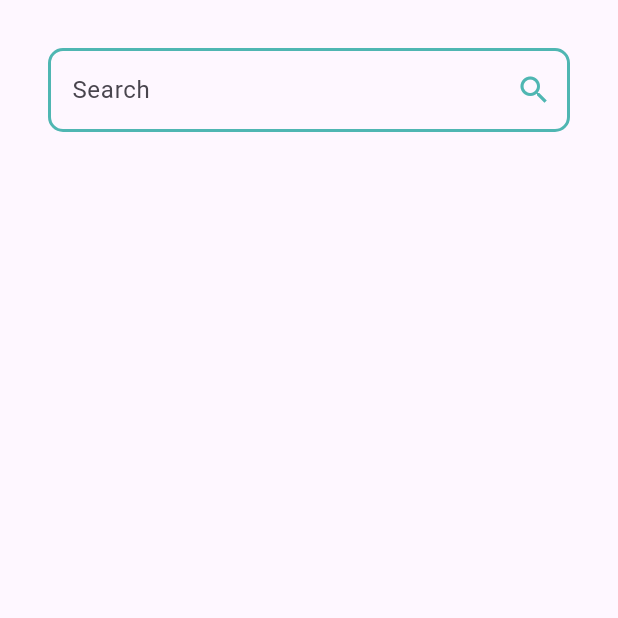
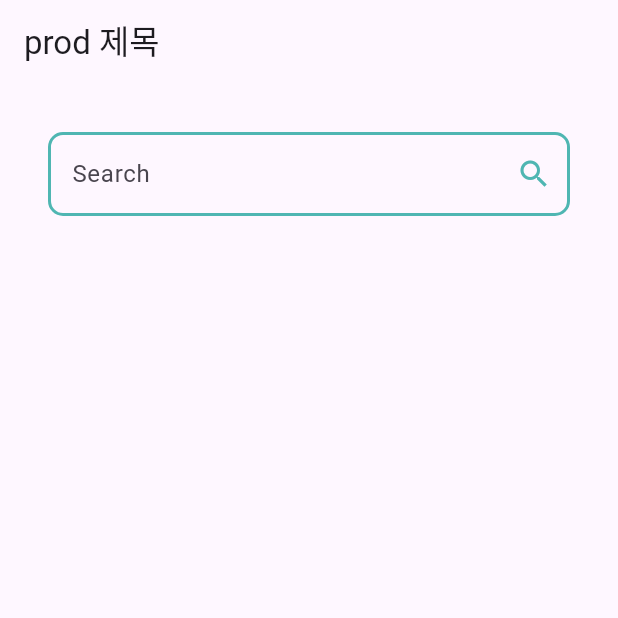
Before and after one commit to orm-camp-flutter-1ki/flutter-image-search-app-ver1, a Flutter app: the screen it shows after launch, on a phone screen of 412 x 824 dp, the top half of it. Run offline on Flutter 3.47's test engine with Material 3 defaults, Android fonts, the phone set to English and light mode, and no system bars; our stand-ins replace freezed_annotation, get_it, go_router; generated files the repository leaves out were written again.

Commit message:
refactor: DI 환경구성

```diff
--- /dev/null
+++ b/lib/di/di_app_module.dart
@@ -0,0 +1,5 @@
+abstract class DiAppModule {
+  static String get prodTitle => 'prod 제목';
+
+  static String get testTitle => 'test 제목';
+}
--- a/lib/main.dart
+++ b/lib/main.dart
@@ -3,7 +3,7 @@ import 'package:image_search_app/di/di_setup.dart';
 import 'package:image_search_app/routes.dart';
 
 void main() {
-  diSetup();
+  diSetup(environment: Environment.prod);
   runApp(const MyApp());
 }
 
--- a/lib/presentation/main_screen.dart
+++ b/lib/presentation/main_screen.dart
@@ -8,7 +8,9 @@ import 'main_view_model.dart';
 import 'widget/image_item_widget.dart';
 
 class MainScreen extends StatefulWidget {
-  const MainScreen({super.key});
+  final String title;
+
+  const MainScreen({super.key, required this.title});
 
   @override
   State<MainScreen> createState() => _MainScreenState();
@@ -51,6 +53,7 @@ class _MainScreenState extends State<MainScreen> {
     final viewModel = context.watch<MainViewModel>();
     final state = viewModel.state;
     return Scaffold(
+      appBar: AppBar(title: Text(widget.title)),
       body: SafeArea(
         child: Padding(
           padding: const EdgeInsets.all(32.0),
--- a/lib/routes.dart
+++ b/lib/routes.dart
@@ -12,7 +12,7 @@ final router = GoRouter(
       path: '/',
       builder: (context, state) => ChangeNotifierProvider(
         create: (_) => getIt<MainViewModel>(),
-        child: const MainScreen(),
+        child: MainScreen(title: getIt<String>(instanceName: 'title')),
       ),
     ),
   ],
```
Also changed, not shown: lib/di/di_setup.dart (+26 -16 lines), pubspec.lock.
